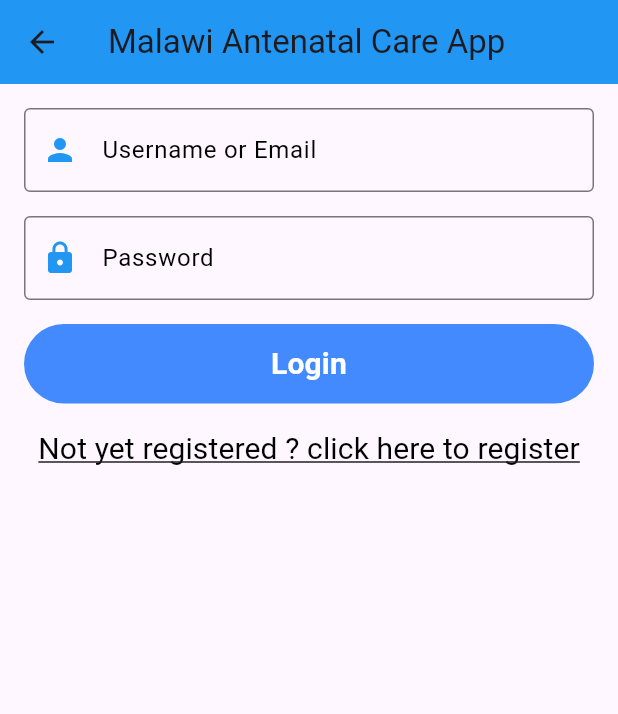
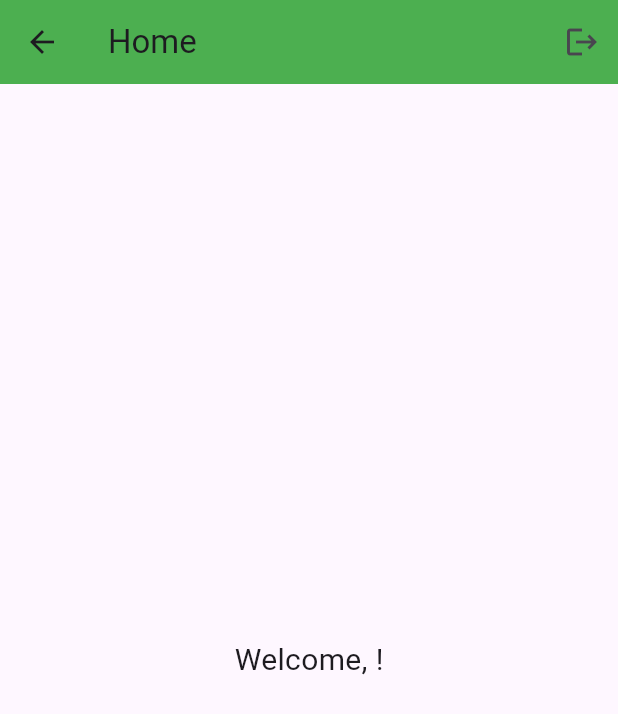
Before and after one commit to yankhofunsani/mw_antenalcare, a Flutter app: the HomePage screen opened by its route, on a phone screen of 412 x 824 dp. Shown: the top 714 px of the screen. Run offline on Flutter 3.47's test engine with Material 3 defaults, Android fonts, the phone set to English and light mode, and no system bars; our stand-ins replace cloud_firestore, firebase_auth, firebase_core; accounts and stored records are empty.

Commit message:
homepage creation

```diff
--- a/lib/homepage.dart
+++ b/lib/homepage.dart
@@ -1,84 +1,35 @@
 import 'package:flutter/material.dart';
-// LANDING PAGE CODE
-class HomePage extends StatelessWidget{
-  const HomePage({Key? key}): super(key: key);
+import 'package:firebase_auth/firebase_auth.dart';
+import 'login.dart';
+
+class HomePage extends StatelessWidget {
+  const HomePage({super.key});
 
   @override
   Widget build(BuildContext context) {
-  final List<Widget> formItems = [
-    TextField(
-      decoration: InputDecoration(
-        labelText: 'Username or Email',
-        border: OutlineInputBorder(),
-        prefixIcon: Icon(Icons.person, color: Colors.blue),
-        labelStyle: TextStyle(fontSize: 16, color: Colors.black, fontFamily: 'Roboto'),
-      ),
-    ),
-    TextField(
-      obscureText: true,
-      decoration: InputDecoration(
-        labelText: "Password",
-        border: OutlineInputBorder(),
-        prefixIcon: Icon(Icons.lock, color: Colors.blue),
-        labelStyle: TextStyle(fontSize: 16, color: Colors.black, fontFamily: 'Roboto'),
-      ),
-    ),
-    TextButton(
-      onPressed: () async {
-        // login logic
-      },
-      style: TextButton.styleFrom(
-        padding: EdgeInsets.symmetric( vertical: 12),
-        backgroundColor: Colors.blueAccent,
-      ),
-      child: Text(
-        'Login',
-        textAlign: TextAlign.center,
-        style: TextStyle(
-          fontSize: 20,
-          fontWeight: FontWeight.bold,
-          color: Colors.white,
-          fontFamily: 'Roboto',
-        ),
-      ),
-    ),
-    TextButton(
-      onPressed: () {
-        Navigator.pushNamed(
-      context, '/register'
-     // MaterialPageRoute(builder: (context) => RegisterPage()),
-    );
-      },
-      style: TextButton.styleFrom(
-        padding: EdgeInsets.zero,
-        foregroundColor: Colors.blueAccent,
-        minimumSize: Size(0, 0),
-        tapTargetSize: MaterialTapTargetSize.shrinkWrap
-      ),
-      child: Text(
-        'Not yet registered ? click here to register',
-        style: TextStyle(
-          fontSize: 20,
-          fontWeight: FontWeight.normal,
-          color: Colors.black,
-          fontFamily: 'Roboto',
-          decoration: TextDecoration.underline,
-        ),
-      ),
-    ),
-  ];
+    String? userEmail = FirebaseAuth.instance.currentUser?.email;
 
     return Scaffold(
       appBar: AppBar(
-      title: Text('Malawi Antenatal Care App'),
-      backgroundColor: Colors.blue,
+        title: Text('Home'),
+        backgroundColor: Colors.green,
+        actions: [
+          IconButton(
+            icon: Icon(Icons.logout),
+            onPressed: () async {
+              await FirebaseAuth.instance.signOut();
+              Navigator.pushReplacement(
+                context,
+                MaterialPageRoute(builder: (_) => LoginPage()),
+              );
+            },
           ),
-    body: Padding(
-      padding: const EdgeInsets.all(16.0),
-      child: ListView.separated(
-        itemCount: formItems.length,
-        separatorBuilder: (context, index) => SizedBox(height: 16),
-        itemBuilder: (context, index) => formItems[index],
+        ],
+      ),
+      body: Center(
+        child: Text(
+          'Welcome, $userEmail!',
+          style: TextStyle(fontSize: 20),
         ),
       ),
     );
```
Also changed, not shown: lib/login.dart (added, +167 -0 lines), lib/main.dart (+6 -4 lines). Lines whose indentation alone changed are shown as unchanged.
